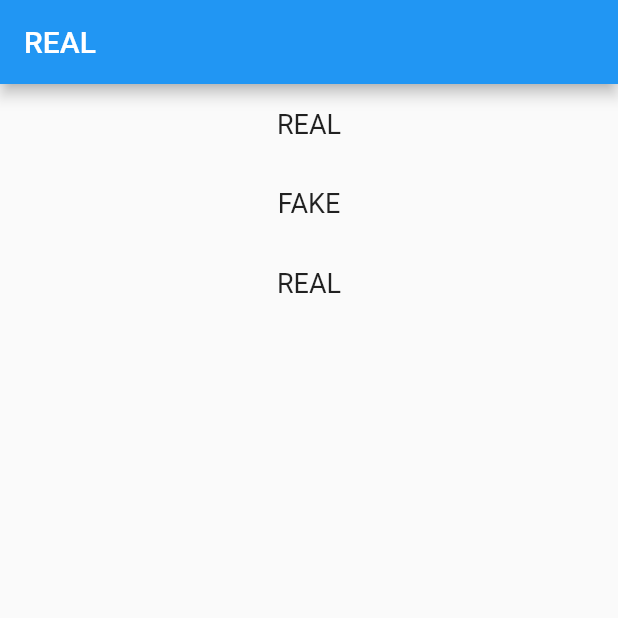
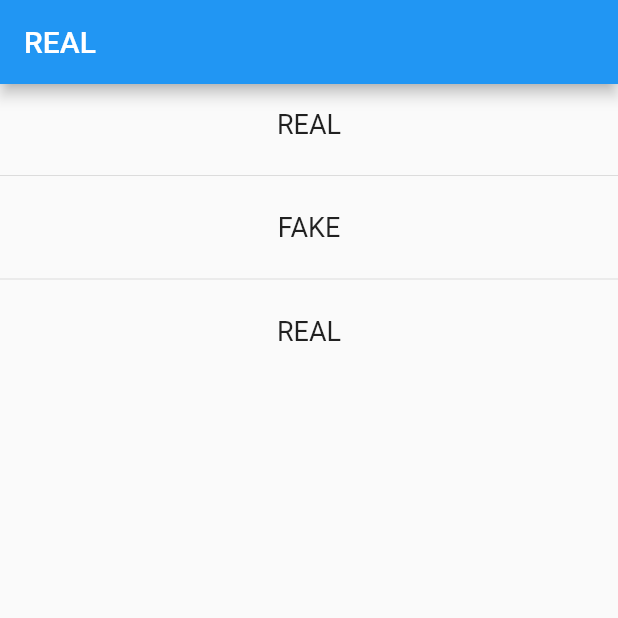
Before and after one commit to japalekhin/coin-detector, a Flutter app: the screen it shows after launch, on a phone screen of 412 x 824 dp, the top half of it. Run offline on Flutter 3.47's test engine with Material 2 defaults, Android fonts, the light colour scheme and no system bars.

Commit message:
added divider to listview items

```diff
--- a/lib/routes/home.dart
+++ b/lib/routes/home.dart
@@ -22,12 +22,15 @@ class HomePageState extends State<HomePage> {
   @override
   Widget build(BuildContext context) {
     List<Widget> children = [];
-    coins.forEach((Coin coin) {
+    for (int i = 0; i < coins.length; i++) {
+      if (i > 0) {
+        children.add(Divider());
+      }
       children.add(CoinListItem(
-        key: ObjectKey(coin),
-        coin: coin,
+        key: ObjectKey(coins[i]),
+        coin: coins[i],
       ));
-    });
+    }
 
     return Scaffold(
       appBar: AppBar(
```
